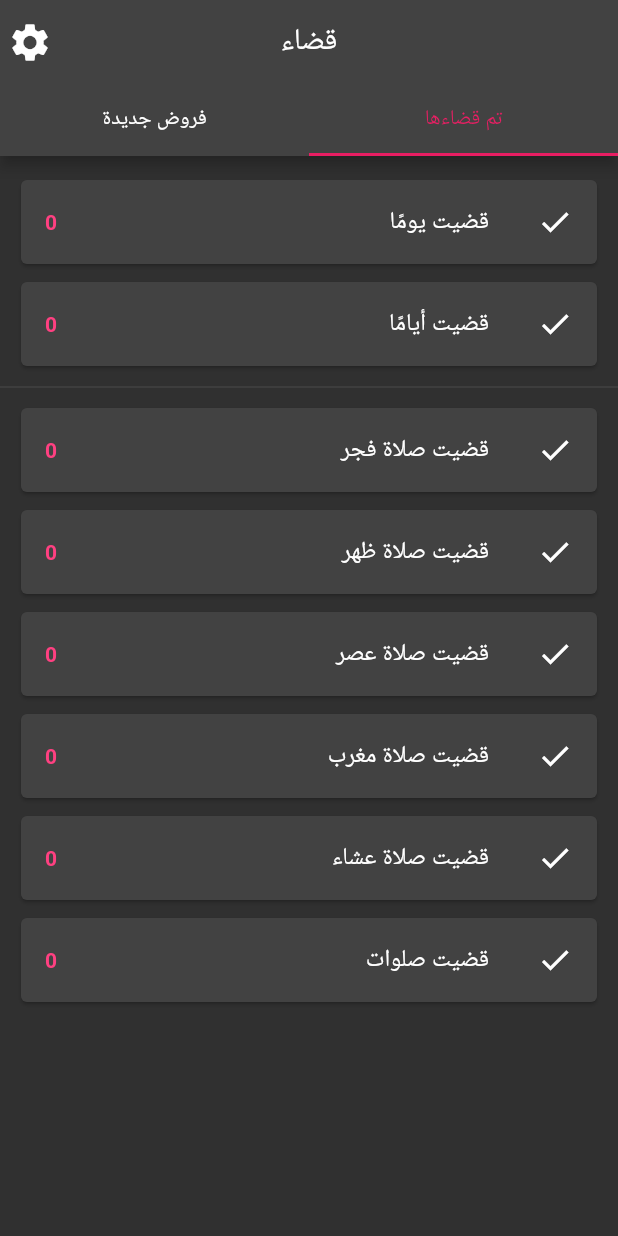
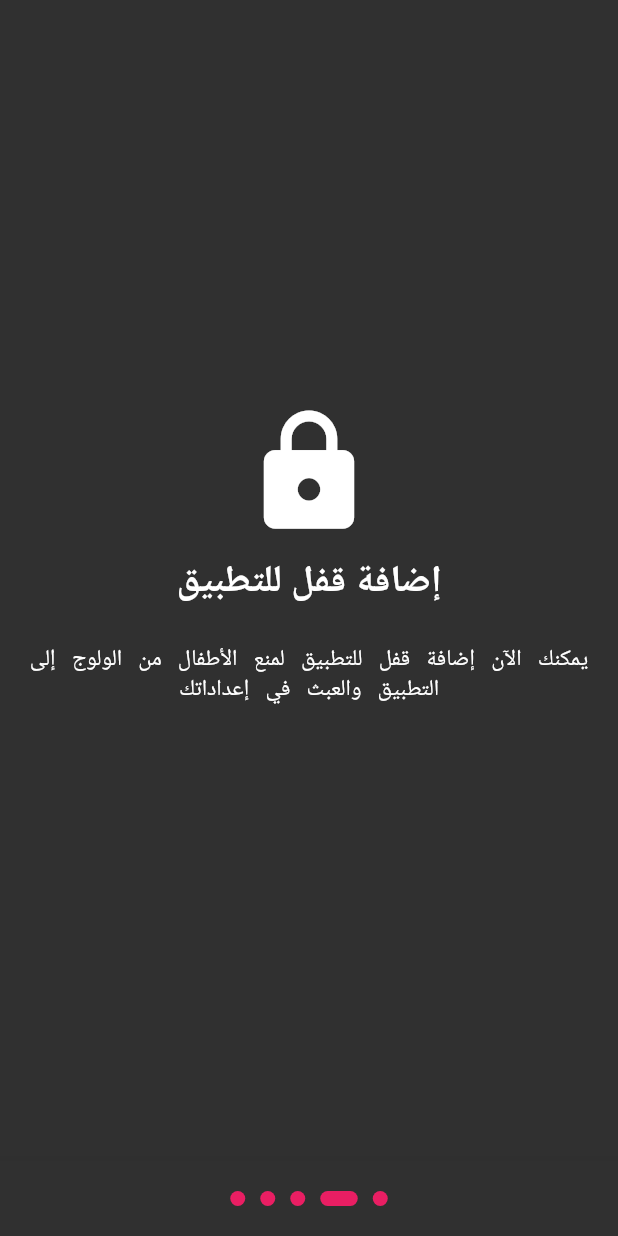
Before and after one commit to muslimpack/Qadaa, a Flutter app: the screen it shows after launch, swiped to page 2, on a phone screen of 412 x 824 dp. Run offline on Flutter 3.47's test engine with Material 2 defaults, Android fonts, the phone set to English and light mode, and no system bars; our stand-ins replace audioplayers, confetti, flutter_local_notifications, get, hive, rxdart and 2 more; accounts and stored records are empty.

Commit message:
Onboarding screen & MVC & Bug fixes

```diff
--- a/qadaa/lib/controllers/effect_manager.dart
+++ b/qadaa/lib/controllers/effect_manager.dart
@@ -10,6 +10,7 @@ class EffectManager extends GetxController {
   /* *************** Variables *************** */
   late ConfettiController confettiController;
   AlignmentGeometry confettiAlignment = Alignment.topCenter;
+  double gravity = 0.2;
   final player = AudioCache();
   List<Color>? colors = const [
     Color.fromARGB(255, 233, 30, 99),
@@ -64,17 +65,19 @@ class EffectManager extends GetxController {
       SoundType soundType = SoundType.big}) async {
     confettiAlignment = alignment;
     confettiController.duration = Duration(milliseconds: milliseconds);
-    update();
-    confettiController.play();
 
     switch (soundType) {
       case SoundType.big:
         player.play("sounds/big_finish.mp3");
+        gravity = 0.9;
         break;
       case SoundType.small:
         player.play("sounds/small_finish.mp3");
+        gravity = 0.2;
         break;
       default:
     }
+    update();
+    confettiController.play();
   }
 }
--- /dev/null
+++ b/qadaa/lib/controllers/onboarding_controller.dart
@@ -0,0 +1,109 @@
+import 'package:flutter/material.dart';
+import 'package:flutter/services.dart';
+import 'package:get/get.dart';
+import 'package:hive/hive.dart';
+import 'package:qadaa/screens/app_dashboard.dart';
+import 'package:qadaa/shared/widgets/bouncy_page.dart';
+import '../shared/widgets/empty.dart';
+
+class OnBoardingController extends GetxController {
+  /* *************** Variables *************** */
+  //
+  PageController pageController = PageController(initialPage: 0);
+  //
+  bool get isFinalPage => currentPageIndex + 1 == pageList.length;
+  //TODO show skip button
+  bool get showSkipBtn => false;
+  //
+  int currentPageIndex = 0;
+  //
+  static const _volumeBtnChannel = MethodChannel("volume_button_channel");
+  //
+  final pageList = [
+    const Empty(
+      title: "قضاء الإصدار 1.1.0",
+      description: '''
+أهلا بك أيها الموفق في هذا الإصدار الجديد من قضاء
+قم بتقليب الصفحات لرؤية الميزات الجديدة
+''',
+    ),
+    const Empty(
+      isImage: false,
+      icon: Icons.lock,
+      title: "إضافة قفل للتطبيق",
+      description: """
+يمكنك الآن إضافة قفل للتطبيق لمنع الأطفال من الولوج إلى التطبيق والعبث في إعداداتك
+""",
+    ),
+    const Empty(
+      isImage: false,
+      icon: Icons.speaker,
+      title: "إضافة  مؤثرات صوتية",
+      description: """
+مؤثرات صوتية عند اتمام صلاة أو يوم
+""",
+    ),
+    const Empty(
+      isImage: false,
+      icon: Icons.fire_hydrant,
+      title: "إضافة مؤثرات بصرية",
+      description: """
+مؤثرات بصرية عند اتمام صلاة أو يوم
+""",
+    ),
+    const Empty(
+      isImage: false,
+      icon: Icons.bug_report_sharp,
+      title: "إصلاح بعض المشاكل",
+      description: """
+إصلاح بعض المشاكل المتعلقة بالأداء
+""",
+    ),
+  ];
+
+  /* *************** Controller life cycle *************** */
+  //
+  @override
+  void onInit() async {
+    super.onInit();
+    //
+    _volumeBtnChannel.setMethodCallHandler((call) {
+      if (call.method == "volumeBtnPressed") {
+        if (call.arguments == "VOLUME_DOWN_UP") {
+          pageController.nextPage(
+            duration: const Duration(milliseconds: 500),
+            curve: Curves.easeIn,
+          );
+        }
+        if (call.arguments == "VOLUME_UP_UP") {
+          pageController.previousPage(
+            duration: const Duration(milliseconds: 500),
+            curve: Curves.easeIn,
+          );
+        }
+      }
+
+      return Future.value(null);
+    });
+  }
+
+  @override
+  void onClose() {
+    super.onClose();
+    //
+    pageController.dispose();
+
+    ///
+    _volumeBtnChannel.setMethodCallHandler(null);
+  }
+
+  /* *************** Functions *************** */
+  /// Go to dashboard
+  /// and set app fisrt open to false
+  goToDashboard() {
+    final Box box = Hive.box("Prayers");
+    box.put("is_v1.1_first_open", false);
+    transitionAnimation.fromBottom2Top(
+        context: Get.context!, goToPage: const AppDashboard());
+  }
+}
--- a/qadaa/lib/controllers/prayer_controller.dart
+++ b/qadaa/lib/controllers/prayer_controller.dart
@@ -214,7 +214,7 @@ class PrayersController extends GetxController {
     } else {
       Duration diffrence = updateEndDateOfQadaa().difference(DateTime.now());
       if ((diffrence.inHours / 24).round() == 0) {
-        return "اليوم إن شاء الله";
+        return "موعد انتهاء القضاء:\n اليوم إن شاء الله";
       } else {
         return 'موعد انتهاء القضاء:\n ${updateEndDateOfQadaa().day} / ${updateEndDateOfQadaa().month} / ${updateEndDateOfQadaa().year}';
       }
--- a/qadaa/lib/main.dart
+++ b/qadaa/lib/main.dart
@@ -1,11 +1,10 @@
-import 'package:confetti/confetti.dart';
 import 'package:flutter/material.dart';
 import 'package:flutter/services.dart';
 import 'package:get/get.dart';
 import 'package:hive/hive.dart';
 import 'package:path_provider/path_provider.dart' as path_provider;
+import 'package:qadaa/screens/onboarding.dart';
 import 'controllers/app_controller.dart';
-import 'controllers/effect_manager.dart';
 import 'manager/notification_manager.dart';
 import 'screens/app_dashboard.dart';
 
@@ -57,27 +56,12 @@ class MyApp extends StatelessWidget {
                   if (snapshot.hasError) {
                     return Text(snapshot.error.toString());
                   } else {
-                    return GetBuilder<EffectManager>(
-                        init: EffectManager(),
-                        builder: (controller) {
-                          return Stack(
-                            children: [
-                              const AppDashboard(),
-                              Align(
-                                alignment: controller.confettiAlignment,
-                                child: ConfettiWidget(
-                                  confettiController:
-                                      controller.confettiController,
-                                  blastDirectionality:
-                                      BlastDirectionality.explosive,
-                                  shouldLoop: false,
-                                  colors: controller.colors,
-                                  createParticlePath: controller.drawStar,
-                                ),
-                              ),
-                            ],
-                          );
-                        });
+                    //TODO remove next release
+                    final Box box = Hive.box("Prayers");
+
+                    return box.get("is_v1.1_first_open", defaultValue: true)
+                        ? const OnBoardingPage()
+                        : const AppDashboard();
                   }
                 } else {
                   return const Scaffold();
--- a/qadaa/lib/screens/app_dashboard.dart
+++ b/qadaa/lib/screens/app_dashboard.dart
@@ -1,5 +1,7 @@
+import 'package:confetti/confetti.dart';
 import 'package:get/get.dart';
 import 'package:qadaa/controllers/dashboard_controller.dart';
+import 'package:qadaa/controllers/effect_manager.dart';
 import 'package:qadaa/manager/constant.dart';
 import 'package:qadaa/pages/second_screen_dashboard.dart';
 import 'package:qadaa/pages/splash_screen.dart';
@@ -15,7 +17,9 @@ class AppDashboard extends StatelessWidget {
         builder: (controller) {
           return controller.isLoading
               ? const SizedBox()
-              : Scaffold(
+              : Stack(
+                  children: [
+                    Scaffold(
                       body: ScrollConfiguration(
                         behavior: const ScrollBehavior(),
                         child: GlowingOverscrollIndicator(
@@ -52,6 +56,24 @@ class AppDashboard extends StatelessWidget {
                                 color: Colors.white,
                               ),
                             ),
+                    ),
+                    GetBuilder<EffectManager>(
+                        init: EffectManager(),
+                        builder: (controller) {
+                          return Align(
+                            alignment: controller.confettiAlignment,
+                            child: ConfettiWidget(
+                              gravity: controller.gravity,
+                              confettiController: controller.confettiController,
+                              blastDirectionality:
+                                  BlastDirectionality.explosive,
+                              shouldLoop: false,
+                              colors: controller.colors,
+                              createParticlePath: controller.drawStar,
+                            ),
+                          );
+                        }),
+                  ],
                 );
         });
   }
--- /dev/null
+++ b/qadaa/lib/screens/onboarding.dart
@@ -0,0 +1,94 @@
+import 'package:flutter/material.dart';
+import 'package:get/get.dart';
+import 'package:qadaa/controllers/onboarding_controller.dart';
+import 'package:qadaa/shared/widgets/round_button.dart';
+import 'package:qadaa/shared/widgets/scroll_glow_custom.dart';
+
+class OnBoardingPage extends StatelessWidget {
+  const OnBoardingPage({Key? key}) : super(key: key);
+
+  static Container buildDot(int index, int currentPageIndex) {
+    return Container(
+      height: 10,
+      width: currentPageIndex == index ? 25 : 10,
+      margin: const EdgeInsets.all(5),
+      decoration: BoxDecoration(
+        borderRadius: BorderRadius.circular(20),
+        color: Colors.pink,
+      ),
+    );
+  }
+
+  @override
+  Widget build(BuildContext context) {
+    return GetBuilder<OnBoardingController>(
+        init: OnBoardingController(),
+        builder: (controller) {
+          return Scaffold(
+            body: ScrollGlowCustom(
+              axisDirection: AxisDirection.left,
+              child: PageView.builder(
+                controller: controller.pageController,
+                itemCount: controller.pageList.length,
+                itemBuilder: (context, index) {
+                  return controller.pageList[index];
+                },
+                onPageChanged: (index) {
+                  controller.currentPageIndex = index;
+                  controller.update();
+                },
+              ),
+            ),
+            bottomNavigationBar: BottomAppBar(
+              color: Theme.of(context).scaffoldBackgroundColor,
+              child: SizedBox(
+                height: 50,
+                child: Row(
+                  children: [
+                    Expanded(
+                      flex: 3,
+                      child: Row(
+                        mainAxisAlignment: MainAxisAlignment.center,
+                        children: List.generate(
+                          controller.pageList.length,
+                          (index) => buildDot(
+                            index,
+                            controller.currentPageIndex,
+                          ),
+                        ),
+                      ),
+                    ),
+                    controller.isFinalPage
+                        ? Expanded(
+                            child: RoundButton(
+                            radius: 10,
+                            text: const Text(
+                              "بدء",
+                              style: TextStyle(fontWeight: FontWeight.bold),
+                            ),
+                            onTap: () {
+                              controller.goToDashboard();
+                            },
+                          ))
+                        : !controller.showSkipBtn
+                            ? const SizedBox()
+                            : Expanded(
+                                child: RoundButton(
+                                radius: 10,
+                                isTransparent: true,
+                                text: const Text(
+                                  "تخط",
+                                  style: TextStyle(fontWeight: FontWeight.bold),
+                                ),
+                                onTap: () {
+                                  controller.goToDashboard();
+                                },
+                              )),
+                  ],
+                ),
+              ),
+            ),
+          );
+        });
+  }
+}
--- a/qadaa/lib/screens/settings.dart
+++ b/qadaa/lib/screens/settings.dart
@@ -27,6 +27,7 @@ class Settings extends StatelessWidget {
               onChange: (count) {
                 if (count.isNotEmpty) {
                   settingsController.prayersController.setqadaaEveryDay(count);
+                  settingsController.update();
                 }
               },
             ),
@@ -79,6 +80,9 @@ class Settings extends StatelessWidget {
                             onYes: () {
                               controller.prayersController.reset();
                               controller.prayersController.resetqadaaEveryDay();
+                              controller.prayersController.update();
+                              controller.qadaaController =
+                                  TextEditingController(text: "1");
                               controller.update();
                             },
                           );
--- /dev/null
+++ b/qadaa/lib/shared/widgets/empty.dart
@@ -0,0 +1,80 @@
+import 'package:flutter/material.dart';
+
+import 'scroll_glow_remover.dart';
+
+class Empty extends StatelessWidget {
+  final String imagePath, title, description, buttonText;
+  final bool isImage;
+  final IconData icon;
+  final double iconSize;
+  final Function()? onButtonCLick;
+  const Empty({
+    Key? key,
+    this.imagePath = "assets/images/app_icon.png",
+    this.title = "",
+    this.description = "",
+    this.isImage = true,
+    this.icon = Icons.featured_play_list,
+    this.iconSize = 90,
+    this.onButtonCLick,
+    this.buttonText = "اضغط هنا",
+  }) : super(key: key);
+
+  @override
+  Widget build(BuildContext context) {
+    return Center(
+      child: ScrollGlowRemover(
+        child: ListView(
+          shrinkWrap: true,
+          // mainAxisSize: MainAxisSize.min,
+          // mainAxisAlignment: MainAxisAlignment.center,
+          children: [
+            imagePath == ""
+                ? const SizedBox()
+                : isImage
+                    ? Padding(
+                        padding: const EdgeInsets.all(10),
+                        child: Image.asset(
+                          imagePath,
+                          width: 50,
+                        ),
+                      )
+                    : Icon(
+                        icon,
+                        size: iconSize,
+                      ),
+            title == ""
+                ? const SizedBox()
+                : Padding(
+                    padding: const EdgeInsets.all(10),
+                    child: Text(
+                      title,
+                      textAlign: TextAlign.center,
+                      style: const TextStyle(
+                        fontSize: 25,
+                        fontWeight: FontWeight.bold,
+                      ),
+                    ),
+                  ),
+            description == ""
+                ? const SizedBox()
+                : Padding(
+                    padding: const EdgeInsets.all(15),
+                    child: Text(
+                      description,
+                      textAlign: TextAlign.center,
+                      style: const TextStyle(
+                        fontSize: 15,
+                        wordSpacing: 7,
+                      ),
+                    ),
+                  ),
+            onButtonCLick != null
+                ? TextButton(onPressed: onButtonCLick!, child: Text(buttonText))
+                : const SizedBox()
+          ],
+        ),
+      ),
+    );
+  }
+}
--- /dev/null
+++ b/qadaa/lib/shared/widgets/round_button.dart
@@ -0,0 +1,35 @@
+import 'package:flutter/material.dart';
+
+class RoundButton extends StatelessWidget {
+  final Widget text;
+  final Function onTap;
+  final double radius;
+  final bool isTransparent;
+  const RoundButton(
+      {Key? key,
+      required this.text,
+      required this.onTap,
+      this.radius = 5.0,
+      this.isTransparent = false})
+      : super(key: key);
+
+  @override
+  Widget build(BuildContext context) {
+    return Padding(
+      padding: const EdgeInsets.all(8.0),
+      child: ElevatedButton(
+        style: isTransparent
+            ? ButtonStyle(
+                elevation: MaterialStateProperty.all(0),
+                backgroundColor: MaterialStateProperty.all(Colors.transparent),
+                foregroundColor: MaterialStateProperty.all(Colors.pink),
+              )
+            : const ButtonStyle(),
+        onPressed: () {
+          onTap();
+        },
+        child: text,
+      ),
+    );
+  }
+}
--- /dev/null
+++ b/qadaa/lib/shared/widgets/scroll_glow_custom.dart
@@ -0,0 +1,23 @@
+import 'package:flutter/material.dart';
+
+class ScrollGlowCustom extends StatelessWidget {
+  final Widget child;
+  final AxisDirection axisDirection;
+  const ScrollGlowCustom({
+    Key? key,
+    required this.child,
+    this.axisDirection = AxisDirection.down,
+  }) : super(key: key);
+
+  @override
+  Widget build(BuildContext context) {
+    return ScrollConfiguration(
+      behavior: const ScrollBehavior(),
+      child: GlowingOverscrollIndicator(
+        axisDirection: axisDirection,
+        color: Colors.black26,
+        child: child,
+      ),
+    );
+  }
+}
--- /dev/null
+++ b/qadaa/lib/shared/widgets/scroll_glow_remover.dart
@@ -0,0 +1,17 @@
+import 'package:flutter/material.dart';
+
+class ScrollGlowRemover extends StatelessWidget {
+  final Widget child;
+  const ScrollGlowRemover({Key? key, required this.child}) : super(key: key);
+
+  @override
+  Widget build(BuildContext context) {
+    return NotificationListener<OverscrollIndicatorNotification>(
+      onNotification: (overScroll) {
+        overScroll.disallowIndicator();
+        return true;
+      },
+      child: child,
+    );
+  }
+}
```
Also changed, not shown: qadaa/assets/images/app_icon.png (added). Lines whose indentation alone changed are shown as unchanged.
